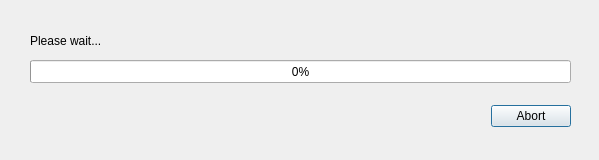
Above: api/interface/qt/QProgressDialog.ui from patrickdemond/Alder before the change. Below: the same form after it.
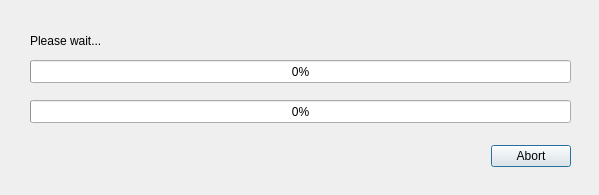
That is the form after the change.

Commit message: adding in the double-progress meter (yay!)

Patch:
```diff
--- a/api/interface/qt/QProgressDialog.ui
+++ b/api/interface/qt/QProgressDialog.ui
@@ -7,7 +7,7 @@
     <x>0</x>
     <y>0</y>
     <width>599</width>
-    <height>160</height>
+    <height>195</height>
    </rect>
   </property>
   <property name="windowTitle">
@@ -17,7 +17,7 @@
    <property name="geometry">
     <rect>
      <x>30</x>
-     <y>100</y>
+     <y>140</y>
      <width>541</width>
      <height>32</height>
     </rect>
@@ -55,6 +55,19 @@
     <string>Please wait...</string>
    </property>
   </widget>
+  <widget class="QProgressBar" name="globalProgressBar">
+   <property name="geometry">
+    <rect>
+     <x>30</x>
+     <y>100</y>
+     <width>541</width>
+     <height>23</height>
+    </rect>
+   </property>
+   <property name="value">
+    <number>0</number>
+   </property>
+  </widget>
  </widget>
  <resources/>
  <connections>
```
Left out of the diff: 2 changed lines with no effect on the pictures. The commit also changes 4 other files.
